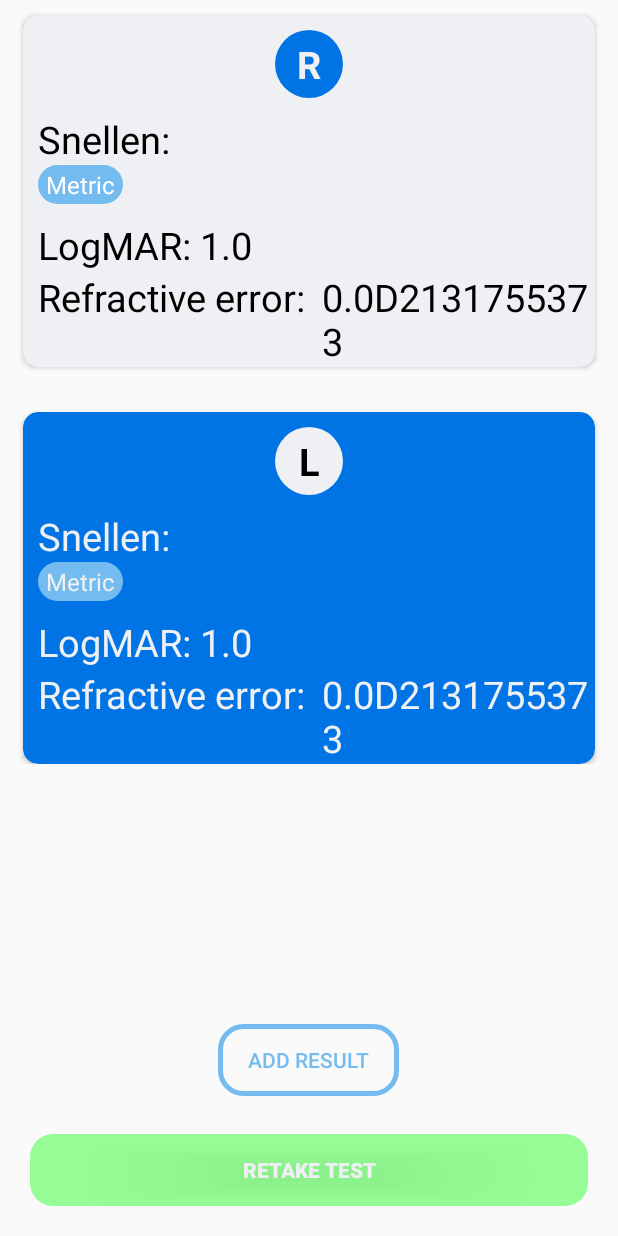
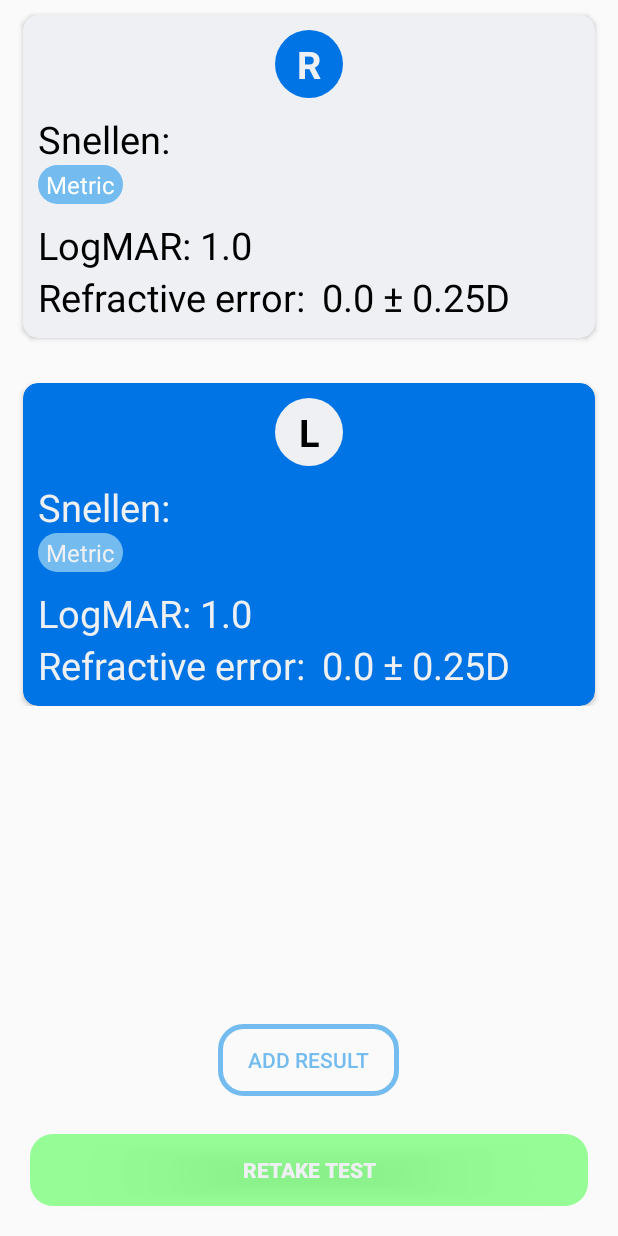
Before and after one commit to Varsha-Kini/VisualAcuity, an Android app: the ResultActivity screen opened directly, with no data from a screen before it, on a phone screen of 412 x 824 dp. Run offline under Robolectric (Android 15) with nearby library versions, the phone set to English and light mode, and no system bars; libraries missing offline, so code that uses them is left out: com.github.pwittchen.swipe.

Commit message:
Bugfix [2]

```diff
--- a/app/src/main/java/com/example/android/visualacuity/AddResult.java
+++ b/app/src/main/java/com/example/android/visualacuity/AddResult.java
@@ -41,7 +41,7 @@ public class AddResult extends AppCompatActivity {
                     if (id.equals(c)){
                         //Toast.makeText(this,"Entry Exists",Toast.LENGTH_LONG).show();
                         //ENTER CODE FOR ENTRY INTO DB
-                        Database.putUser(HomeActivity.s20[1],HomeActivity.s20[0],Double.toString(HomeActivity.power[1]),Double.toString(HomeActivity.power[0]));
+                        Database.putUser(HomeActivity.s6[1],HomeActivity.s6[0],Double.toString(HomeActivity.power[1]),Double.toString(HomeActivity.power[0]));
                         Toast.makeText(AddResult.this, "User Added", Toast.LENGTH_LONG).show();
                         Intent i=new Intent(AddResult.this,MainActivity.class);
                         AddResult.this.startActivity(i);
--- a/app/src/main/java/com/example/android/visualacuity/ResultActivity.java
+++ b/app/src/main/java/com/example/android/visualacuity/ResultActivity.java
@@ -25,13 +25,15 @@ public class ResultActivity extends AppCompatActivity {
         TextView LPower = findViewById(R.id.left_approx_value);
         TextView RPower = findViewById(R.id.right_approx_value);
 
+//        String str = "\u00B1"+getContext().getString(R.string.plusminus);
+
         final Intent myIntent = getIntent();
         Rsnellen.setText(HomeActivity.s6[0]);
         Lsnellen.setText(HomeActivity.s6[1]);
         Rlogmar.setText(Double.toString(HomeActivity.logMAR[0]));
         Llogmar.setText(Double.toString(HomeActivity.logMAR[1]));
-        LPower.setText(Double.toString(HomeActivity.power[1]) + "D"+R.string.plusminus);
-        RPower.setText(Double.toString(HomeActivity.power[0])  + "D"+R.string.plusminus);
+        LPower.setText(Double.toString(HomeActivity.power[1]) + " \u00B1 0.25D");
+        RPower.setText(Double.toString(HomeActivity.power[0])  + " \u00B1 0.25D");
 
         final TextView Runitchange = findViewById(R.id.RUnitchange);
         final TextView Lunitchange = findViewById(R.id.LUnitchange);
```
